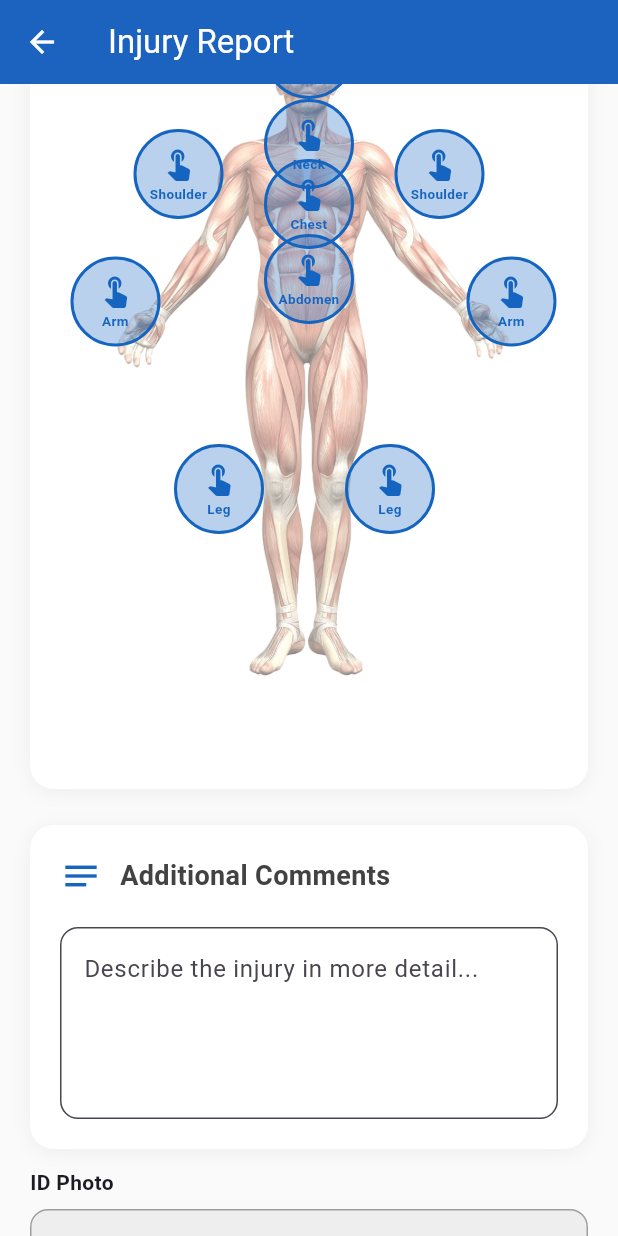
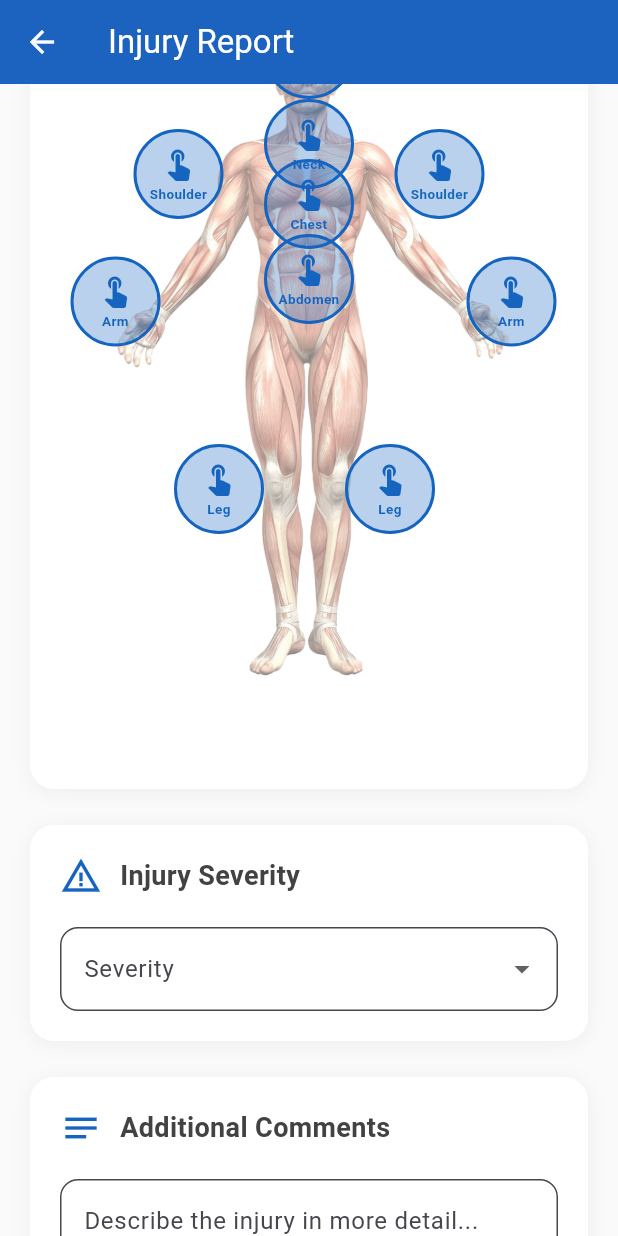
Before and after one commit to Gjoce/mountain-rescue-app, a Flutter app: the InjuryRegistrationScreen screen opened directly, scrolled down 576 dp, on a phone screen of 412 x 824 dp. Run offline on Flutter 3.47's test engine with Material 3 defaults, Android fonts, the light colour scheme and no system bars; our stand-ins replace cloud_firestore, firebase_auth, firebase_core, flutter_riverpod, image_picker, pdf and 1 more; accounts and stored records are empty.

Commit message:
feat(fe): Severity change
Added Severity change.

Closes #16

```diff
--- a/mountain_rescue/lib/features/injuries/register_injury.dart
+++ b/mountain_rescue/lib/features/injuries/register_injury.dart
@@ -30,6 +30,15 @@ class _InjuryRegistrationScreenState
   String? _selectedRegion;
   late AnimationController _pulseController;
   bool _isSubmitting = false;
+
+  String? _selectedSeverity;
+
+  final List<String> _severityOptions = [
+    'minor',
+    'moderate',
+    'severe',
+    'critical',
+  ];
 
   final List<String> _skiRuns = [
     'Slope 1',
@@ -230,19 +239,18 @@ class _InjuryRegistrationScreenState
     );
   }
 
-  String _determineSeverity(int injuryCount) {
-    if (injuryCount >= 5) return 'critical';
-    if (injuryCount >= 3) return 'severe';
-    if (injuryCount >= 2) return 'moderate';
-    return 'minor';
-  }
-
   Future<void> _submitInjuryReport() async {
     if (!_formKey.currentState!.validate()) return;
     if (_selectedBodyParts.isEmpty || _birthDate == null) {
       ScaffoldMessenger.of(context).showSnackBar(
         const SnackBar(content: Text('Please complete all required fields')),
       );
+      return;
+    }
+    if (_selectedSeverity == null) {
+      ScaffoldMessenger.of(
+        context,
+      ).showSnackBar(const SnackBar(content: Text('Please select severity')));
       return;
     }
 
@@ -262,7 +270,7 @@ class _InjuryRegistrationScreenState
         injuries: _injuryTypes.entries
             .map((e) => InjuryDetail(bodyPart: e.key, injuryType: e.value))
             .toList(),
-        severity: _determineSeverity(_injuryTypes.length),
+        severity: _selectedSeverity!,
         skiSlope: _selectedSkiRun!,
         description: _commentController.text.trim(),
         timestamp: DateTime.now(),
@@ -512,6 +520,38 @@ class _InjuryRegistrationScreenState
                     const SizedBox(height: 12),
                     _buildSelectedPartsChips(isDark),
                   ],
+                ],
+              ),
+              const SizedBox(height: 24),
+
+              _buildSectionCard(
+                isDark: isDark,
+                title: 'Injury Severity',
+                icon: Icons.warning_amber,
+                children: [
+                  DropdownButtonFormField<String>(
+                    initialValue: _selectedSeverity,
+                    decoration: InputDecoration(
+                      labelText: 'Severity',
+                      border: OutlineInputBorder(
+                        borderRadius: BorderRadius.circular(12),
+                      ),
+                      filled: true,
+                      fillColor: isDark
+                          ? const Color(0xFF2A2A2A)
+                          : Colors.white,
+                    ),
+                    items: _severityOptions
+                        .map(
+                          (sev) => DropdownMenuItem(
+                            value: sev,
+                            child: Text(sev.toUpperCase()),
+                          ),
+                        )
+                        .toList(),
+                    onChanged: (v) => setState(() => _selectedSeverity = v),
+                    validator: (v) => v == null ? 'Required' : null,
+                  ),
                 ],
               ),
               const SizedBox(height: 24),
```
